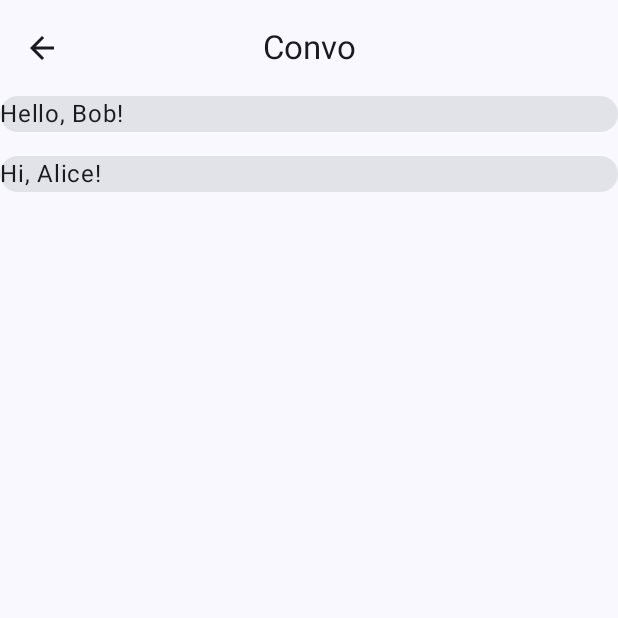
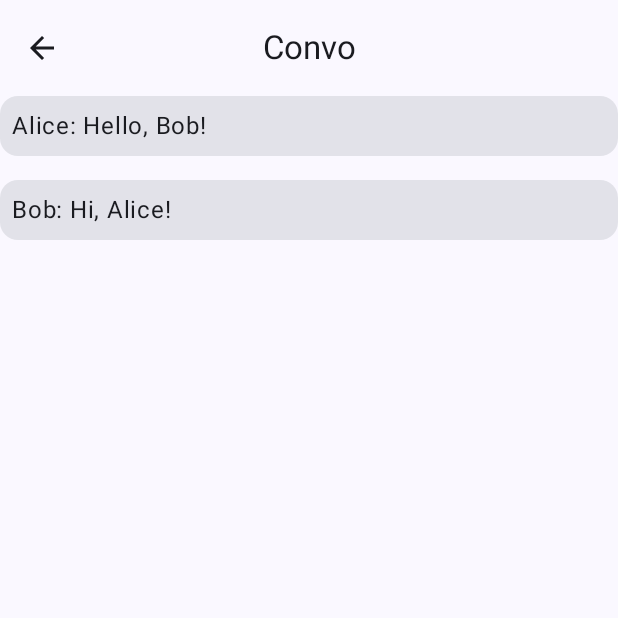
Before and after one commit to dhuff-sc/CSD228Lab2, an Android app built with Jetpack Compose: the composable ConvoScreen shown on its own in the app's theme, on a phone screen of 412 x 824 dp, the top half of it. Run offline under Robolectric (Android 15) with nearby library versions, the phone set to English and light mode, and no system bars.

```diff
--- a/app/src/main/java/com/example/csd228lab2/models/DataTypes.kt
+++ b/app/src/main/java/com/example/csd228lab2/models/DataTypes.kt
@@ -34,7 +34,7 @@ open class Message(
     private val mixMedia: List<List<Int>>? = emptyList(),
     internal open val text: String? = null,
     private val status: MessageStatus? = null,
-    private val sender: User? = null,
+    internal open val sender: User? = null,
     private val timestamp: Timestamp = Timestamp(System.currentTimeMillis())
 )
 data class TextMessage(
@@ -43,7 +43,7 @@ data class TextMessage(
     val mixMedia: List<List<Int>>? = null,
     val timestamp: Timestamp,
     val status: MessageStatus,
-    val sender: User? = null)
+    override val sender: User? = null)
     : Message(id = id, text = text, timestamp = timestamp, status = status, sender = sender)
 data class MediaMessage(
     val id:Int,
@@ -51,7 +51,7 @@ data class MediaMessage(
     val mixMedia: List<List<Int>>,
     val timestamp: Timestamp,
     val status: MessageStatus,
-    val sender: User? = null)
+    override val sender: User? = null)
     : Message(id = id, mixMedia = mixMedia, timestamp = timestamp, status = status, sender = sender)
 data class MixMedia(
     val id:Int,
@@ -59,7 +59,7 @@ data class MixMedia(
     val mixMedia: List<List<Int>>,
     val timestamp: Timestamp,
     val status: MessageStatus,
-    val sender: User? = null)
+    override val sender: User? = null)
     : Message(id = id, mixMedia = mixMedia, text = text, timestamp = timestamp, status = status, sender = sender)
 
 /**
--- a/app/src/main/java/com/example/csd228lab2/ui/compose/ConversationRow.kt
+++ b/app/src/main/java/com/example/csd228lab2/ui/compose/ConversationRow.kt
@@ -11,6 +11,10 @@ import androidx.compose.ui.Modifier
 import androidx.compose.ui.unit.dp
 import com.example.csd228lab2.models.Conversation
 
+/*
+* This is a composable function that represents a single row in the conversation list
+* Each conversation row is a card with the conversation's users listed
+ */
 @Composable
 fun ConversationRow (convo : Conversation, onClick : (Int) -> Unit) {
     Card(
@@ -23,7 +27,7 @@ fun ConversationRow (convo : Conversation, onClick : (Int) -> Unit) {
                 .fillMaxWidth()
                 .padding(8.dp)
         ) {
-            Text(convo.users.joinToString(", "))
+            Text(text = convo.users.joinToString { it.userName })
         }
 
     }
--- a/app/src/main/java/com/example/csd228lab2/ui/compose/MessageRow.kt
+++ b/app/src/main/java/com/example/csd228lab2/ui/compose/MessageRow.kt
@@ -2,17 +2,28 @@ package com.example.csd228lab2.ui.compose
 
 import androidx.compose.foundation.layout.Box
 import androidx.compose.foundation.layout.fillMaxWidth
+import androidx.compose.foundation.layout.padding
 import androidx.compose.material3.Card
 import androidx.compose.material3.Text
 import androidx.compose.runtime.Composable
 import androidx.compose.ui.Modifier
+import androidx.compose.ui.unit.dp
 import com.example.csd228lab2.models.Message
 
+/*
+* This is a composable function that represents a single row in the conversation message list
+* Each row is a message in the conversation
+* Each message is a card with the message's sender and text listed
+ */
 @Composable
 fun MessageRow(message: Message) {
     Card {
-        Box(modifier = Modifier.fillMaxWidth()) {
-            message.text?.let { Text(it) }
-    }
+        Box( modifier = Modifier.fillMaxWidth()) {
+            message.sender?.let { Text(
+                modifier = Modifier.padding(8.dp),
+                text = it.userName + ": " + message.text
+            )
+            }
+        }
     }
 }
--- a/app/src/main/java/com/example/csd228lab2/ui/screens/ConvoScreen.kt
+++ b/app/src/main/java/com/example/csd228lab2/ui/screens/ConvoScreen.kt
@@ -20,6 +20,12 @@ import androidx.lifecycle.viewmodel.compose.viewModel
 import com.example.csd228lab2.ui.compose.MessageRow
 import com.example.csd228lab2.ui.viewmodels.ConvoViewModel
 
+/*
+* This is a composable function that represents the conversation screen
+* It displays a list of messages in a conversation
+* Each message is a card with the message's sender and text listed
+* From here, the user can navigate back to the conversation list screen
+ */
 @SuppressLint("UnusedMaterial3ScaffoldPaddingParameter")
 @OptIn(ExperimentalMaterial3Api::class)
 @Composable
--- a/app/src/main/java/com/example/csd228lab2/ui/viewmodels/ConvoListViewModel.kt
+++ b/app/src/main/java/com/example/csd228lab2/ui/viewmodels/ConvoListViewModel.kt
@@ -5,6 +5,10 @@ import com.example.csd228lab2.models.Conversation
 import com.example.csd228lab2.models.Message
 import com.example.csd228lab2.models.User
 
+/*
+* Hardcoded data for the conversation list
+* Temporary until database/repository is implemented
+ */
 class ConvoListViewModel : ViewModel() {
     var User1 = User(id = 1, userName = "Alice", email = "", avatar = 'A')
     var User2 = User(id = 2, userName = "Bob", email = "", avatar = 'B')
--- a/app/src/main/java/com/example/csd228lab2/ui/viewmodels/ConvoViewModel.kt
+++ b/app/src/main/java/com/example/csd228lab2/ui/viewmodels/ConvoViewModel.kt
@@ -5,6 +5,10 @@ import com.example.csd228lab2.models.Conversation
 import com.example.csd228lab2.models.Message
 import com.example.csd228lab2.models.User
 
+/*
+* Hardcoded data for the conversation list
+* Temporary until database/repository is implemented
+ */
 class ConvoViewModel : ViewModel() {
     var User1 = User(id = 1, userName = "Alice", email = "", avatar = 'A')
     var User2 = User(id = 2, userName = "Bob", email = "", avatar = 'B')
--- a/app/src/main/java/com/example/csd228lab2/ui/viewmodels/CreateUserViewModel.kt
+++ b/app/src/main/java/com/example/csd228lab2/ui/viewmodels/CreateUserViewModel.kt
@@ -4,6 +4,9 @@ import android.util.Log
 import androidx.lifecycle.ViewModel
 import com.example.csd228lab2.models.User
 
+/* This is a ViewModel class that is used to create a new user
+* For now, it simply creates a new user in memory and logs the user's information
+ */
 class CreateUserViewModel : ViewModel() {
     fun createUser( userName: String, email: String) {
         var u1 = User(id = 1, userName = userName, email = email, avatar = 'A')
```
Also changed, not shown: app/src/main/java/com/example/csd228lab2/MainActivity.kt (+17 -1 lines), app/src/main/java/com/example/csd228lab2/ui/screens/ConvoListScreen.kt (+7 -0 lines), app/src/main/java/com/example/csd228lab2/ui/screens/CreateUserScreen.kt (+6 -1 lines).
